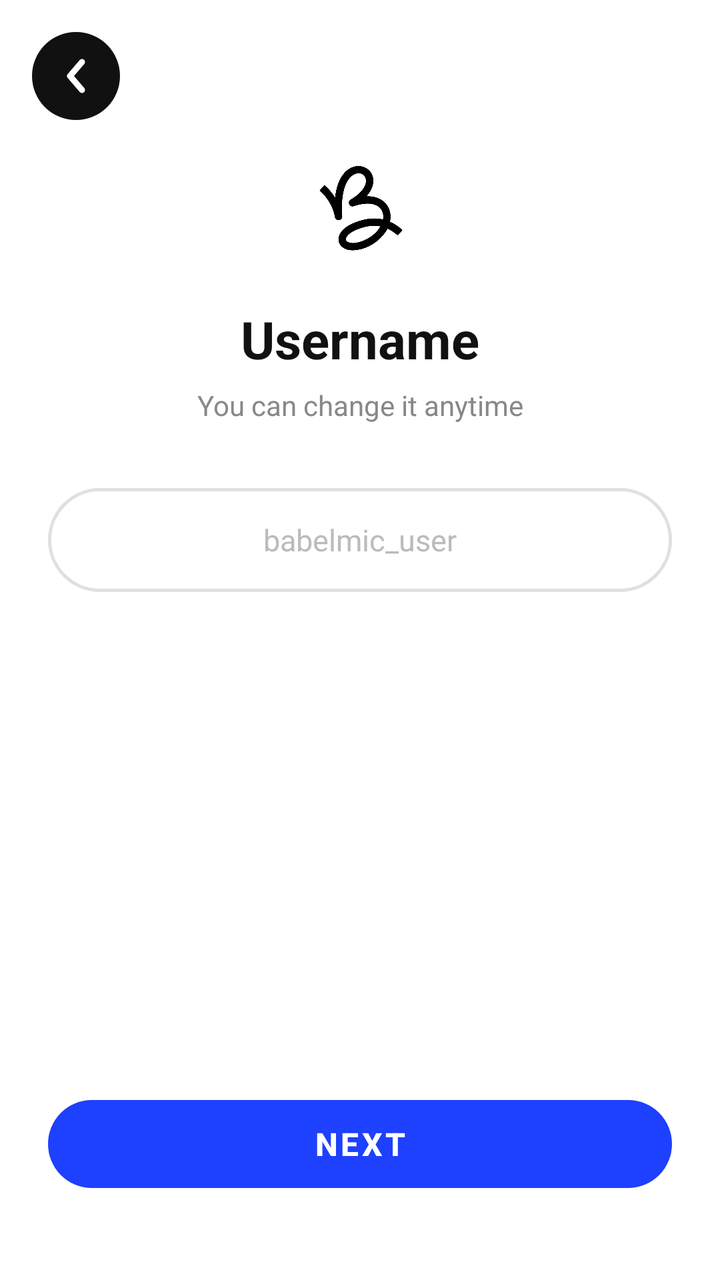
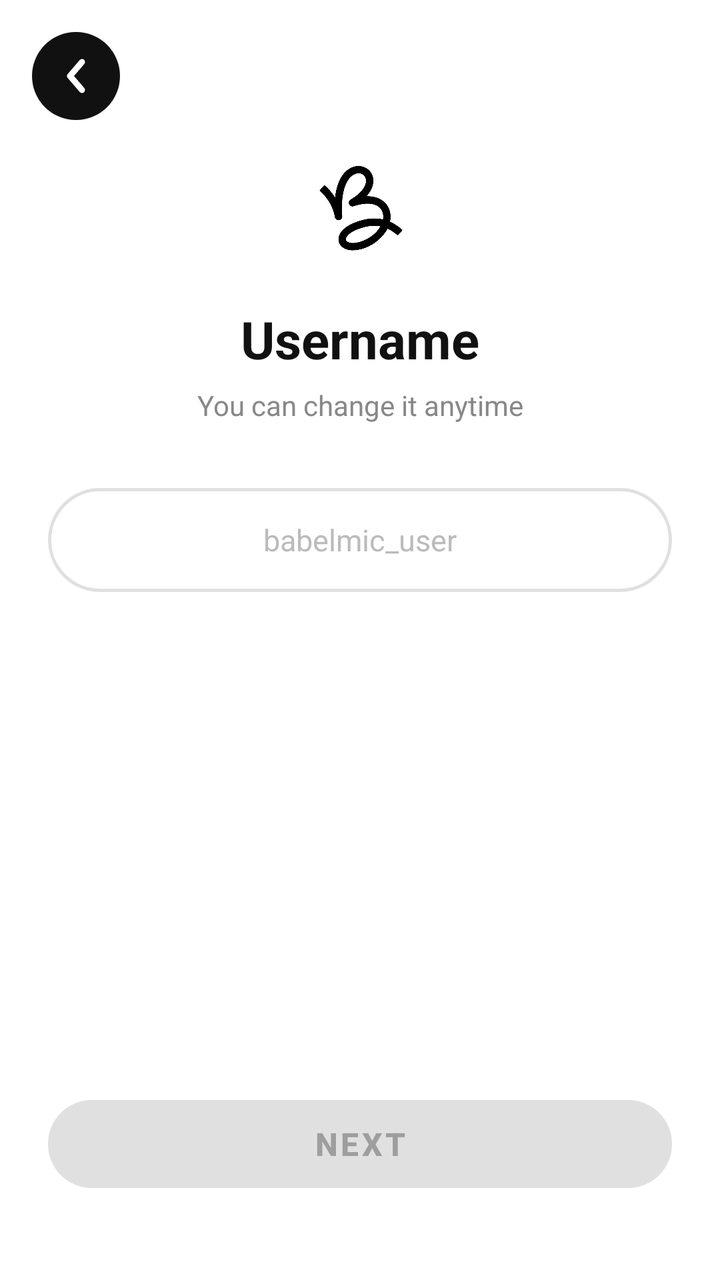

Two renders of the same Android screen: before a commit and after it. Below are the layout's source before the change and the commit's diff.
<!-- AndroidManifest.xml: application theme Theme.BabelMic -->
<!-- res/layout/activity_username.xml -->
<?xml version="1.0" encoding="utf-8"?>
<androidx.constraintlayout.widget.ConstraintLayout
    xmlns:android="http://schemas.android.com/apk/res/android"
    xmlns:app="http://schemas.android.com/apk/res-auto"
    android:layout_width="match_parent"
    android:layout_height="match_parent"
    android:background="@color/background">

    
    <ImageButton
        android:id="@+id/btn_back"
        android:layout_width="44dp"
        android:layout_height="44dp"
        android:layout_marginStart="16dp"
        android:layout_marginTop="16dp"
        android:background="@drawable/bg_back_button"
        android:src="@drawable/ic_back_arrow"
        android:scaleType="center"
        android:contentDescription="@string/back"
        app:layout_constraintTop_toTopOf="parent"
        app:layout_constraintStart_toStartOf="parent" />

    
    <ImageView
        android:id="@+id/iv_logo"
        android:layout_width="@dimen/logo_size"
        android:layout_height="@dimen/logo_size"
        android:src="@drawable/ic_logo"
        android:scaleType="fitCenter"
        android:contentDescription="BabelMic"
        android:layout_marginTop="80dp"
        app:layout_constraintTop_toTopOf="parent"
        app:layout_constraintStart_toStartOf="parent"
        app:layout_constraintEnd_toEndOf="parent" />

    
    <TextView
        android:id="@+id/tv_title"
        android:layout_width="wrap_content"
        android:layout_height="wrap_content"
        android:text="Username"
        android:textSize="26sp"
        android:textStyle="bold"
        android:textColor="@color/text_primary"
        android:layout_marginTop="24dp"
        app:layout_constraintTop_toBottomOf="@id/iv_logo"
        app:layout_constraintStart_toStartOf="parent"
        app:layout_constraintEnd_toEndOf="parent" />

    
    <TextView
        android:id="@+id/tv_subtitle"
        android:layout_width="wrap_content"
        android:layout_height="wrap_content"
        android:text="You can change it anytime"
        android:textSize="14sp"
        android:textColor="@color/text_secondary"
        android:layout_marginTop="6dp"
        app:layout_constraintTop_toBottomOf="@id/tv_title"
        app:layout_constraintStart_toStartOf="parent"
        app:layout_constraintEnd_toEndOf="parent" />

    
    <EditText
        android:id="@+id/et_username"
        android:layout_width="0dp"
        android:layout_height="@dimen/input_height"
        android:layout_marginHorizontal="24dp"
        android:layout_marginTop="32dp"
        android:background="@drawable/bg_input_pill"
        android:hint="babelmic_user"
        android:textColorHint="@color/text_hint"
        android:textColor="@color/text_primary"
        android:textSize="15sp"
        android:paddingHorizontal="20dp"
        android:gravity="center"
        android:inputType="textPersonName"
        android:maxLength="24"
        android:singleLine="true"
        android:imeOptions="actionDone"
        app:layout_constraintTop_toBottomOf="@id/tv_subtitle"
        app:layout_constraintStart_toStartOf="parent"
        app:layout_constraintEnd_toEndOf="parent" />

    
    <com.google.android.material.button.MaterialButton
        android:id="@+id/btn_next"
        android:layout_width="0dp"
        android:layout_height="@dimen/button_height"
        android:layout_marginHorizontal="24dp"
        android:layout_marginBottom="40dp"
        android:text="Next"
        android:textColor="@color/text_on_blue"
        android:textSize="16sp"
        android:textStyle="bold"
        android:enabled="false"
        app:backgroundTint="@color/babelmic_blue"
        app:cornerRadius="@dimen/button_corner"
        app:elevation="0dp"
        app:layout_constraintBottom_toBottomOf="parent"
        app:layout_constraintStart_toStartOf="parent"
        app:layout_constraintEnd_toEndOf="parent" />

</androidx.constraintlayout.widget.ConstraintLayout>
<!-- resources referenced by this layout -->
<resources>
  <color name="babelmic_blue">#1E40FF</color>
  <color name="background">#FFFFFF</color>
  <color name="text_hint">#BBBBBB</color>
  <color name="text_on_blue">#FFFFFF</color>
  <color name="text_primary">#111111</color>
  <color name="text_secondary">#888888</color>
  <dimen name="button_corner">28dp</dimen>
  <dimen name="button_height">56dp</dimen>
  <dimen name="input_height">52dp</dimen>
  <dimen name="logo_size">48dp</dimen>
  <!-- drawable bg_back_button (drawable) -->
  <?xml version="1.0" encoding="utf-8"?>
  <ripple xmlns:android="http://schemas.android.com/apk/res/android"
      android:color="#55FFFFFF">
      <item>
          <shape android:shape="oval">
              <solid android:color="@color/babelmic_black" />
          </shape>
      </item>
  </ripple>
  <!-- drawable bg_input_pill (drawable) -->
  <?xml version="1.0" encoding="utf-8"?>
  <shape xmlns:android="http://schemas.android.com/apk/res/android" android:shape="rectangle">
      <solid android:color="#FFFFFF" />
      <corners android:radius="28dp" />
      <stroke android:width="1.5dp" android:color="@color/input_border" />
  </shape>
  <!-- drawable ic_back_arrow (drawable) -->
  <?xml version="1.0" encoding="utf-8"?>
  <vector xmlns:android="http://schemas.android.com/apk/res/android"
      android:width="24dp"
      android:height="24dp"
      android:viewportWidth="24"
      android:viewportHeight="24">
      <path
          android:strokeColor="#FFFFFF"
          android:strokeWidth="3"
          android:strokeLineCap="round"
          android:strokeLineJoin="round"
          android:fillColor="@android:color/transparent"
          android:pathData="M15,19 L9,12 L15,5" />
  </vector>
  <string name="back">Back</string>
  <style name="Theme.BabelMic" parent="Theme.MaterialComponents.Light.NoActionBar">
          <item name="colorPrimary">@color/babelmic_blue</item>
          <item name="colorPrimaryVariant">@color/babelmic_blue_dark</item>
          <item name="colorOnPrimary">@color/text_on_blue</item>
          <item name="colorSecondary">@color/ring_pink</item>
          <item name="colorOnSecondary">@color/text_on_blue</item>
          <item name="android:colorBackground">@color/background</item>
          <item name="colorSurface">@color/surface</item>
          <item name="colorOnSurface">@color/text_primary</item>
          <item name="android:statusBarColor">@android:color/transparent</item>
          <item name="android:navigationBarColor">@android:color/transparent</item>
          <item name="android:windowLightStatusBar">true</item>
          <item name="android:windowLightNavigationBar">true</item>
          <item name="android:textColorPrimary">@color/text_primary</item>
          <item name="android:textColorSecondary">@color/text_secondary</item>
          <item name="android:textColorHint">@color/text_hint</item>
      </style>
  <color name="babelmic_black">#111111</color>
  <color name="input_border">#E0E0E0</color>
  <color name="babelmic_blue_dark">#1430CC</color>
  <color name="ring_pink">#FF2D78</color>
  <color name="surface">#FFFFFF</color>
  <!-- unchanged entries left out for length: 1 -->
</resources>

<!-- the commit's change to res/layout/activity_username.xml (unified diff, before → after) -->
@@ -90,11 +90,11 @@
         android:layout_marginHorizontal="24dp"
         android:layout_marginBottom="40dp"
         android:text="Next"
-        android:textColor="@color/text_on_blue"
+        android:textColor="@color/button_primary_text"
         android:textSize="16sp"
         android:textStyle="bold"
         android:enabled="false"
-        app:backgroundTint="@color/babelmic_blue"
+        app:backgroundTint="@color/button_primary_background"
         app:cornerRadius="@dimen/button_corner"
         app:elevation="0dp"
         app:layout_constraintBottom_toBottomOf="parent"
